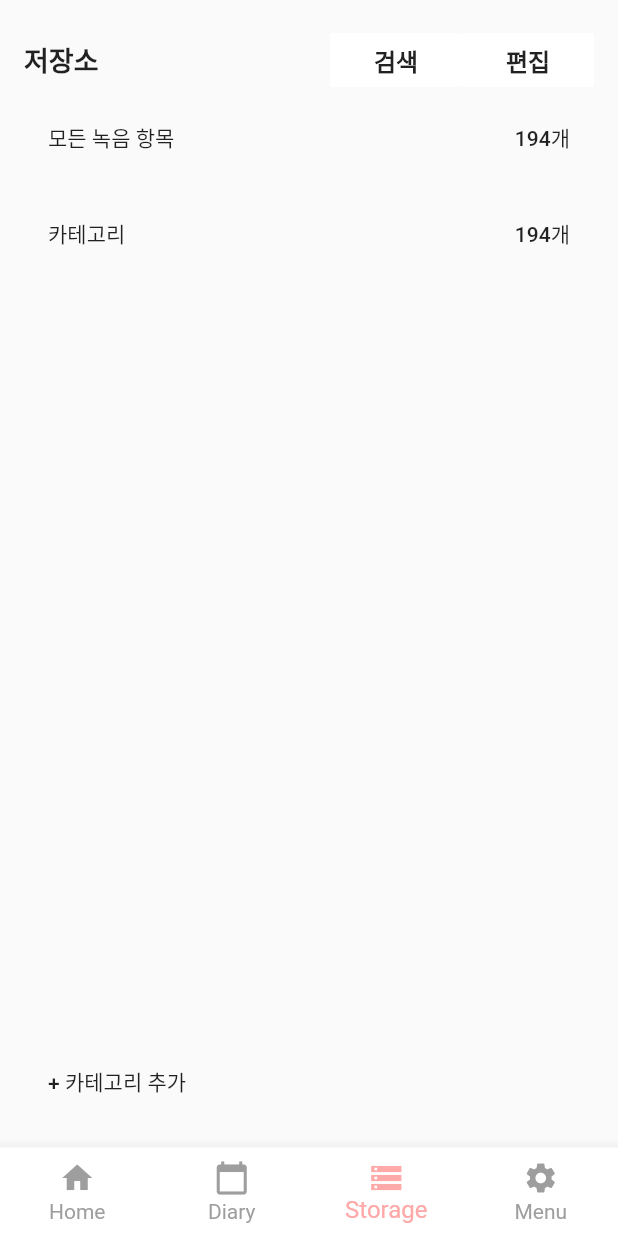
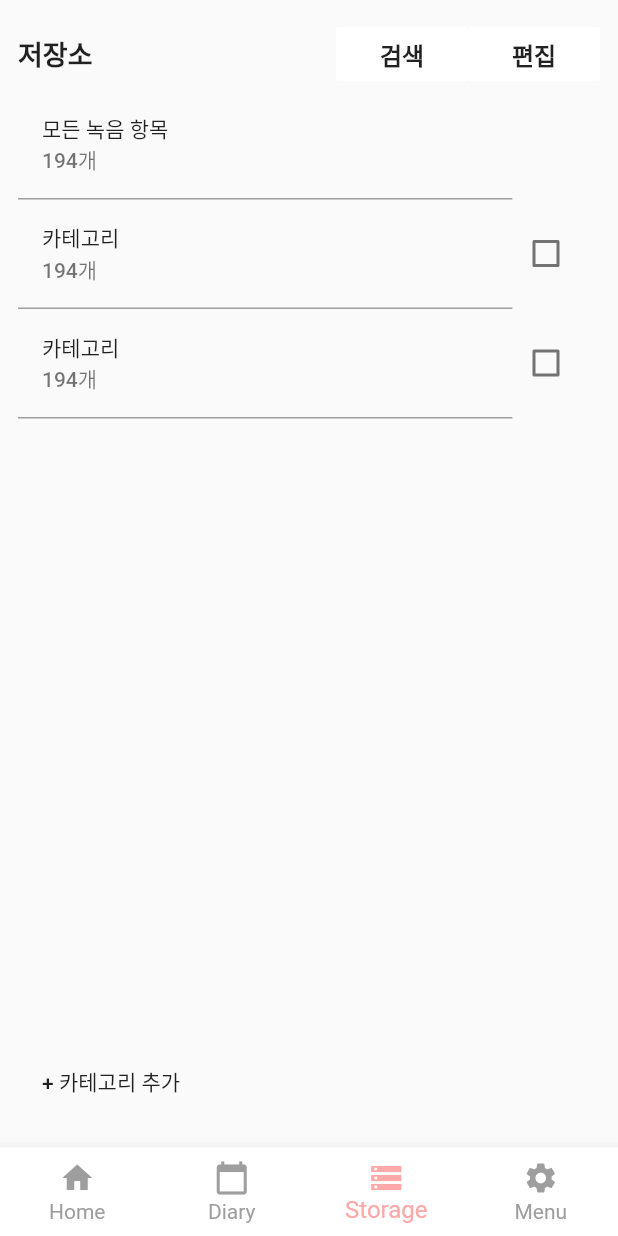
Before and after one commit to leeeeeoy/momsound-project, a Flutter app: the MainScreen screen opened directly, item 3 of the bottom bar chosen, after a tap on "편집", on a phone screen of 412 x 824 dp. Run offline on Flutter 3.47's test engine with Material 2 defaults, Android fonts, the phone set to English and light mode, and no system bars; our stand-ins replace animated_splash_screen, get, page_transition; missing offline and left inert: kakao_flutter_sdk; network calls fail.

Commit message:
Update storage_screen.dart

```diff
--- a/lib/screens/storage_screen.dart
+++ b/lib/screens/storage_screen.dart
@@ -11,16 +11,22 @@ class _StorageScreenState extends State<StorageScreen> {
 
   final myController = TextEditingController();
 
+  // ignore: non_constant_identifier_names
+  bool editOnOff = false;
+  bool _ischecked = false;
+
   // final Size size = MediaQuery.of(context).size;
   var folders = [];
 
   @override
   Widget build(BuildContext context) {
+    double height = MediaQuery.of(context).size.height;
+    double width = MediaQuery.of(context).size.width;
     return Padding(
-      padding: EdgeInsets.all(16),
+      padding: EdgeInsets.all(12),
       child: Column(
-        mainAxisAlignment: MainAxisAlignment.spaceBetween,
-        crossAxisAlignment: CrossAxisAlignment.stretch,
+        // mainAxisAlignment: MainAxisAlignment.start,
+        // crossAxisAlignment: CrossAxisAlignment.start,
         children: [
           Container(
             child: Row(
@@ -51,7 +57,11 @@ class _StorageScreenState extends State<StorageScreen> {
                     FlatButton(
                       color: Colors.white,
                       onPressed: () {
-                        folders.clear();
+                        if (!editOnOff) {
+                          editOnOff = true;
+                        } else {
+                          editOnOff = false;
+                        }
                         setState(() {});
                       },
                       child: Text(
@@ -67,55 +77,101 @@ class _StorageScreenState extends State<StorageScreen> {
               ],
             ),
           ),
-          Expanded(
-            child: Column(
-              crossAxisAlignment: CrossAxisAlignment.center,
+          Column(
+            crossAxisAlignment: CrossAxisAlignment.start,
             children: [
-                Padding(
-                  padding: const EdgeInsets.only(
-                    bottom: 8,
-                  ),
-                  child: Container(
+              Container(
                 child: ListTile(
-                      onTap: () {},
                   title: Text(
                     '모든 녹음 항목',
-                        style: TextStyle(
-                            fontSize: 14, fontWeight: FontWeight.w500),
+                    style: TextStyle(fontSize: 14, fontWeight: FontWeight.w500),
                   ),
-                      trailing: Text(
+                  subtitle: Text(
                     '194개',
-                        style: TextStyle(
-                            fontSize: 14, fontWeight: FontWeight.w500),
-                      ),
+                    style: TextStyle(fontSize: 14, fontWeight: FontWeight.w500),
                   ),
                 ),
               ),
               Container(
-                  child: ListTile(
-                    onTap: () {},
+                color: Colors.grey,
+                height: 1,
+                width: width * 0.8,
+              ),
+              Container(
+                child: CheckboxListTile(
+                  controlAffinity: ListTileControlAffinity.platform,
+                  value: _ischecked,
                   title: Text(
                     '카테고리',
-                      style:
-                          TextStyle(fontSize: 14, fontWeight: FontWeight.w500),
-                    ),
-                    trailing: Text(
-                      '194개',
-                      style:
-                          TextStyle(fontSize: 14, fontWeight: FontWeight.w500),
+                    style: TextStyle(
+                      fontSize: 14,
+                      fontWeight: FontWeight.w500,
                     ),
                   ),
+                  subtitle: Text(
+                    '194개',
+                    style: TextStyle(fontSize: 14, fontWeight: FontWeight.w500),
                   ),
-                // Container(
-                //   child: ListView.builder(
-                //     itemBuilder: (context, index) {
-                //       return ListTile(leading: folders[index]);
-                //     },
-                //     itemCount: folders.length,
-                //   ),
-                // ),
+                  selected: _ischecked,
+                  activeColor: Color.fromARGB(255, 255, 169, 169),
+                  onChanged: (bool value) {
+                    setState(() {
+                      _ischecked = value;
+                    });
+                  },
+                ),
+              ),
+              Container(
+                color: Colors.grey,
+                height: 1,
+                width: width * 0.8,
+              ),
+              Container(
+                child: CheckboxListTile(
+                  controlAffinity: ListTileControlAffinity.platform,
+                  value: _ischecked,
+                  title: Text(
+                    '카테고리',
+                    style: TextStyle(
+                      fontSize: 14,
+                      fontWeight: FontWeight.w500,
+                    ),
+                  ),
+                  subtitle: Text(
+                    '194개',
+                    style: TextStyle(fontSize: 14, fontWeight: FontWeight.w500),
+                  ),
+                  selected: _ischecked,
+                  activeColor: Color.fromARGB(255, 255, 169, 169),
+                  onChanged: (bool value) {
+                    setState(() {
+                      _ischecked = value;
+                    });
+                  },
+                ),
+              ),
+              Container(
+                color: Colors.grey,
+                height: 1,
+                width: width * 0.8,
+              ),
             ],
           ),
+          Expanded(child: Container()),
+          Row(
+            mainAxisAlignment: MainAxisAlignment.spaceBetween,
+            children: [
+              Container(
+                child: FlatButton(
+                  onPressed: () {},
+                ),
+              ),
+              Container(
+                child: FlatButton(
+                  onPressed: () {},
+                ),
+              ),
+            ],
           ),
           Container(
             child: ListTile(
@@ -132,7 +188,7 @@ class _StorageScreenState extends State<StorageScreen> {
                             key: _formKey,
                             child: SizedBox(
                               width: 100,
-                              height: 100,
+                              height: 300,
                               child: TextFormField(
                                 validator: (value) {
                                   if (value.isEmpty) {
@@ -142,7 +198,9 @@ class _StorageScreenState extends State<StorageScreen> {
                                   }
                                 },
                                 decoration: InputDecoration(
-                                    border: InputBorder.none, hintText: '폴더 추가', labelText: '폴더 추가'),
+                                    border: InputBorder.none,
+                                    hintText: '폴더 추가',
+                                    labelText: '폴더 추가'),
                               ),
                             ),
                           ),
@@ -158,8 +216,9 @@ class _StorageScreenState extends State<StorageScreen> {
                             ),
                             CupertinoDialogAction(
                               onPressed: () {
-                                if(_formKey.currentState.validate()) {
-                                  Scaffold.of(context).showSnackBar(SnackBar(content: Text('Processing Data')));
+                                if (_formKey.currentState.validate()) {
+                                  Scaffold.of(context).showSnackBar(SnackBar(
+                                      content: Text('Processing Data')));
                                 }
                               },
                               child: Text(
@@ -178,8 +237,13 @@ class _StorageScreenState extends State<StorageScreen> {
                   style: TextStyle(fontSize: 14, fontWeight: FontWeight.w500)),
             ),
           ),
+          Container(
+            height: height * 0.005,
+            width: width * 0.85,
+          ),
         ],
       ),
     );
   }
 }
+// ignore: non_constant_identifier_names, missing_return
```
Lines whose indentation alone changed are shown as unchanged.
